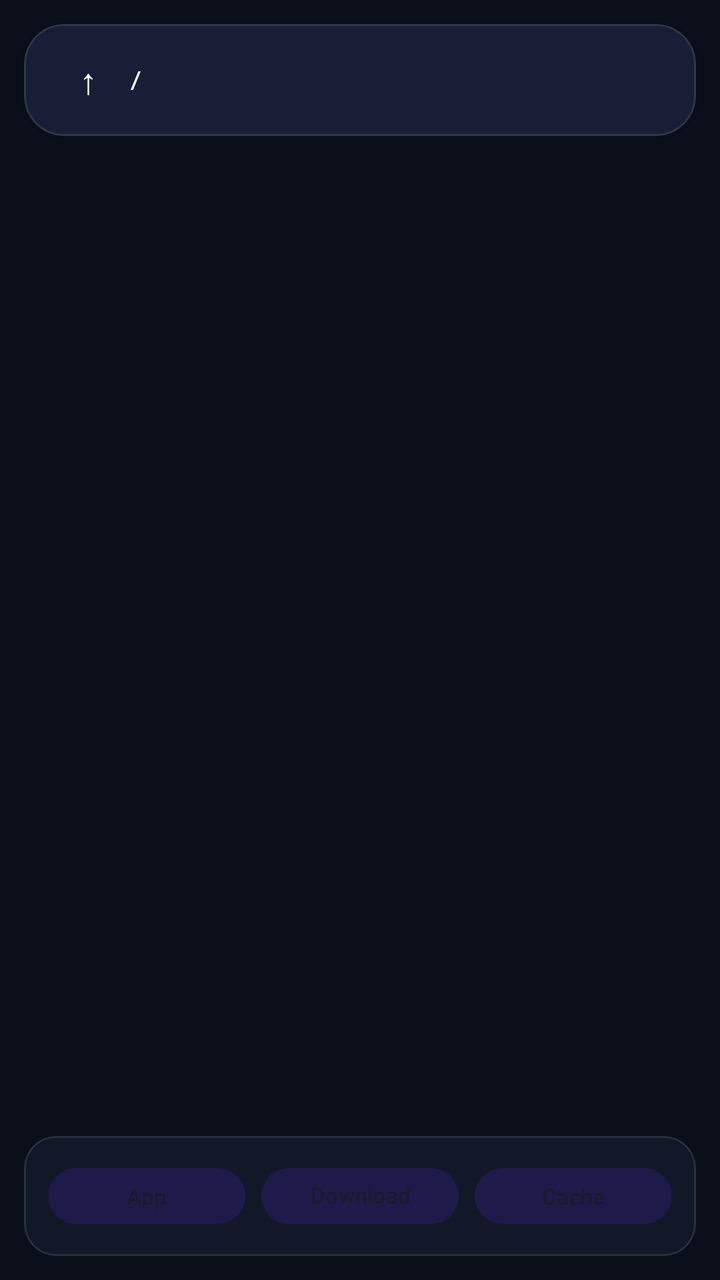
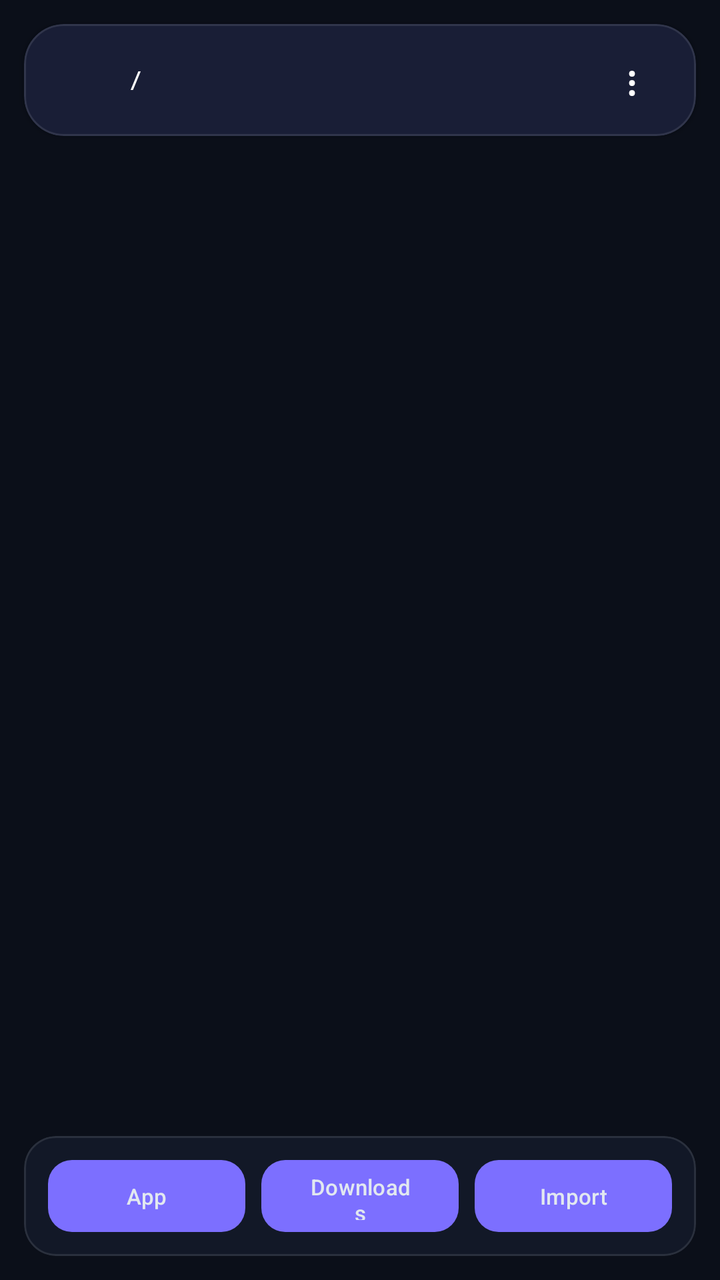

Two renders of the same Android screen: before a commit and after it. Below are the layout's source before the change and the commit's diff.
<!-- AndroidManifest.xml: application theme Theme.LightBrowser -->
<!-- res/layout/fragment_filemanager.xml -->
<?xml version="1.0" encoding="utf-8"?>
<LinearLayout xmlns:android="http://schemas.android.com/apk/res/android"
    xmlns:app="http://schemas.android.com/apk/res-auto"
    android:layout_width="match_parent"
    android:layout_height="match_parent"
    android:orientation="vertical"
    android:background="@color/bg_dark">

    <com.google.android.material.card.MaterialCardView
        android:layout_width="match_parent"
        android:layout_height="wrap_content"
        android:layout_margin="12dp"
        app:cardCornerRadius="20dp"
        app:cardBackgroundColor="@color/surface"
        app:strokeColor="#1AFFFFFF"
        app:strokeWidth="1dp"
        app:cardElevation="2dp">

        <LinearLayout
            android:layout_width="match_parent"
            android:layout_height="56dp"
            android:gravity="center_vertical"
            android:orientation="horizontal"
            android:padding="12dp">

            <TextView
                android:id="@+id/btnUp"
                android:layout_width="40dp"
                android:layout_height="40dp"
                android:background="?attr/selectableItemBackgroundBorderless"
                android:gravity="center"
                android:text="↑"
                android:textColor="@color/white"
                android:textSize="18sp" />

            <TextView
                android:id="@+id/tvPath"
                android:layout_width="0dp"
                android:layout_height="wrap_content"
                android:layout_weight="1"
                android:ellipsize="middle"
                android:singleLine="true"
                android:text="/"
                android:textColor="@color/white"
                android:textSize="13sp"
                android:fontFamily="monospace" />

            <TextView
                android:id="@+id/tvCount"
                android:layout_width="wrap_content"
                android:layout_height="wrap_content"
                android:textColor="#99FFFFFF"
                android:textSize="11sp" />
        </LinearLayout>
    </com.google.android.material.card.MaterialCardView>

    <androidx.recyclerview.widget.RecyclerView
        android:id="@+id/recycler"
        android:layout_width="match_parent"
        android:layout_height="0dp"
        android:layout_weight="1"
        android:clipToPadding="false"
        android:padding="8dp" />

    <TextView
        android:id="@+id/empty"
        android:layout_width="match_parent"
        android:layout_height="0dp"
        android:layout_weight="1"
        android:gravity="center"
        android:text="No files"
        android:textColor="#66FFFFFF"
        android:visibility="gone" />

    <com.google.android.material.card.MaterialCardView
        android:layout_width="match_parent"
        android:layout_height="wrap_content"
        android:layout_margin="12dp"
        app:cardCornerRadius="16dp"
        app:cardBackgroundColor="#121827"
        app:strokeColor="#1AFFFFFF"
        app:strokeWidth="1dp">

        <LinearLayout
            android:layout_width="match_parent"
            android:layout_height="wrap_content"
            android:orientation="horizontal"
            android:padding="12dp"
            android:gravity="center_vertical">

            <com.google.android.material.button.MaterialButton
                android:id="@+id/btnAppFiles"
                android:layout_width="0dp"
                android:layout_height="36dp"
                android:layout_weight="1"
                android:text="App"
                android:textSize="11sp"
                style="@style/Widget.Material3.Button.TonalButton" />

            <View android:layout_width="8dp" android:layout_height="0dp" />

            <com.google.android.material.button.MaterialButton
                android:id="@+id/btnDownloads"
                android:layout_width="0dp"
                android:layout_height="36dp"
                android:layout_weight="1"
                android:text="Downloads"
                android:textSize="11sp"
                style="@style/Widget.Material3.Button.TonalButton" />

            <View android:layout_width="8dp" android:layout_height="0dp" />

            <com.google.android.material.button.MaterialButton
                android:id="@+id/btnCache"
                android:layout_width="0dp"
                android:layout_height="36dp"
                android:layout_weight="1"
                android:text="Cache"
                android:textSize="11sp"
                style="@style/Widget.Material3.Button.TonalButton" />
        </LinearLayout>
    </com.google.android.material.card.MaterialCardView>

</LinearLayout>
<!-- resources referenced by this layout -->
<resources>
  <color name="bg_dark">#0B0F19</color>
  <color name="surface">#121827</color>
  <color name="white">#FFFFFF</color>
  <style name="Theme.LightBrowser" parent="Theme.Material3.DayNight.NoActionBar">
          <item name="colorPrimary">@color/purple_500</item>
          <item name="colorOnPrimary">@color/white</item>
          <item name="colorPrimaryContainer">#2A2D4A</item>
          <item name="colorOnPrimaryContainer">#E2E8F0</item>
          <item name="colorSecondary">#A78BFA</item>
          <item name="colorSecondaryContainer">#1E1B4B</item>
          <item name="colorSurface">@color/surface</item>
          <item name="colorSurfaceVariant">#1E293B</item>
          <item name="colorOnSurface">@color/white</item>
          <item name="colorOnSurfaceVariant">#94A3B8</item>
          <item name="android:statusBarColor">@android:color/transparent</item>
          <item name="android:navigationBarColor">@android:color/transparent</item>
          <item name="android:windowLightStatusBar">false</item>
          <item name="android:windowLightNavigationBar">false</item>
          <item name="bottomNavigationStyle">@style/Widget.LightBrowser.BottomNav</item>
          
          <item name="textAppearanceTitleLarge">@style/TextAppearance.LightBrowser.TitleLarge</item>
          <item name="textAppearanceBodyMedium">@style/TextAppearance.LightBrowser.Body</item>
      </style>
  <color name="purple_500">#7C6FFF</color>
  <style name="Widget.LightBrowser.BottomNav" parent="Widget.Material3.BottomNavigationView">
          <item name="android:background">@color/surface</item>
          <item name="itemIconTint">#E2E8F0</item>
          <item name="itemTextColor">#94A3B8</item>
          <item name="itemActiveIndicatorStyle">@style/Widget.LightBrowser.Indicator</item>
      </style>
  <style name="TextAppearance.LightBrowser.TitleLarge" parent="TextAppearance.Material3.TitleLarge">
          <item name="android:fontFamily">sans-serif</item>
          <item name="android:textColor">@color/white</item>
          <item name="android:letterSpacing">-0.02</item>
      </style>
  <style name="TextAppearance.LightBrowser.Body" parent="TextAppearance.Material3.BodyMedium">
          <item name="android:fontFamily">sans-serif</item>
          <item name="android:textColor">#94A3B8</item>
      </style>
  <style name="Widget.LightBrowser.Indicator" parent="Widget.Material3.BottomNavigationView.ActiveIndicator">
          <item name="android:color">#2A2D4A</item>
          <item name="shapeAppearance">@style/ShapeAppearance.Material3.SmallComponent</item>
      </style>
</resources>

<!-- the commit's change to res/layout/fragment_filemanager.xml (unified diff, before → after) -->
@@ -23,15 +23,20 @@
             android:orientation="horizontal"
             android:padding="12dp">
 
-            <TextView
+            <com.google.android.material.button.MaterialButton
                 android:id="@+id/btnUp"
                 android:layout_width="40dp"
                 android:layout_height="40dp"
                 android:background="?attr/selectableItemBackgroundBorderless"
                 android:gravity="center"
                 android:text="↑"
-                android:textColor="@color/white"
-                android:textSize="18sp" />
+                android:textColor="?attr/colorOnSurface"
+                android:textSize="18sp"
+                style="@style/Widget.Material3.Button.OutlinedButton"
+                app:cornerRadius="12dp"
+                app:iconTint="?attr/colorOnSurface"
+                android:insetTop="0dp"
+                android:insetBottom="0dp" />
 
             <TextView
                 android:id="@+id/tvPath"
@@ -51,7 +56,51 @@
                 android:layout_height="wrap_content"
                 android:textColor="#99FFFFFF"
                 android:textSize="11sp" />
+
+            <com.google.android.material.button.MaterialButton
+                android:id="@+id/btnOverflow"
+                android:layout_width="40dp"
+                android:layout_height="40dp"
+                android:layout_marginStart="8dp"
+                android:background="?attr/selectableItemBackgroundBorderless"
+                android:text="⋮"
+                android:textSize="20sp"
+                android:textColor="?attr/colorOnSurface"
+                style="@style/Widget.Material3.Button.TextButton"
+                app:cornerRadius="12dp"
+                android:insetTop="0dp"
+                android:insetBottom="0dp" />
         </LinearLayout>
+    </com.google.android.material.card.MaterialCardView>
+
+    
+    <com.google.android.material.card.MaterialCardView
+        android:id="@+id/cardBreadcrumb"
+        android:layout_width="match_parent"
+        android:layout_height="wrap_content"
+        android:layout_marginHorizontal="12dp"
+        android:layout_marginTop="4dp"
+        app:cardCornerRadius="12dp"
+        app:cardBackgroundColor="#0D1428"
+        app:strokeColor="#1AFFFFFF"
+        app:strokeWidth="1dp"
+        app:cardElevation="0dp"
+        android:visibility="gone">
+
+        <HorizontalScrollView
+            android:layout_width="match_parent"
+            android:layout_height="wrap_content"
+            android:scrollbars="none"
+            android:paddingVertical="8dp"
+            android:paddingHorizontal="12dp">
+
+            <LinearLayout
+                android:id="@+id/llBreadcrumb"
+                android:layout_width="wrap_content"
+                android:layout_height="wrap_content"
+                android:orientation="horizontal"
+                android:gravity="center_vertical" />
+        </HorizontalScrollView>
     </com.google.android.material.card.MaterialCardView>
 
     <androidx.recyclerview.widget.RecyclerView
@@ -95,7 +144,11 @@
                 android:layout_weight="1"
                 android:text="App"
                 android:textSize="11sp"
-                style="@style/Widget.Material3.Button.TonalButton" />
+                android:textColor="?attr/colorOnPrimaryContainer"
+                style="@style/Widget.Material3.Button"
+                app:cornerRadius="12dp"
+                android:insetTop="0dp"
+                android:insetBottom="0dp" />
 
             <View android:layout_width="8dp" android:layout_height="0dp" />
 
@@ -106,18 +159,26 @@
                 android:layout_weight="1"
                 android:text="Downloads"
                 android:textSize="11sp"
-                style="@style/Widget.Material3.Button.TonalButton" />
+                android:textColor="?attr/colorOnPrimaryContainer"
+                style="@style/Widget.Material3.Button"
+                app:cornerRadius="12dp"
+                android:insetTop="0dp"
+                android:insetBottom="0dp" />
 
             <View android:layout_width="8dp" android:layout_height="0dp" />
 
             <com.google.android.material.button.MaterialButton
-                android:id="@+id/btnCache"
+                android:id="@+id/btnImport"
                 android:layout_width="0dp"
                 android:layout_height="36dp"
                 android:layout_weight="1"
-                android:text="Cache"
+                android:text="Import"
                 android:textSize="11sp"
-                style="@style/Widget.Material3.Button.TonalButton" />
+                android:textColor="?attr/colorOnPrimaryContainer"
+                style="@style/Widget.Material3.Button"
+                app:cornerRadius="12dp"
+                android:insetTop="0dp"
+                android:insetBottom="0dp" />
         </LinearLayout>
     </com.google.android.material.card.MaterialCardView>
 
